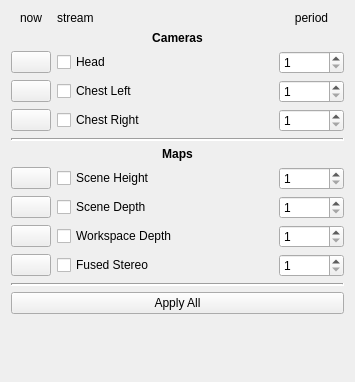
Before: the Qt Designer form src/app/ddSensorDataRequest.ui in RobotLocomotion/director, drawn with Qt 5.
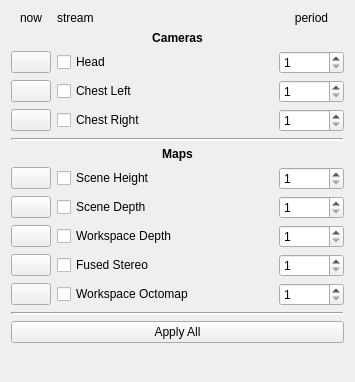
After: the same form once the commit is applied.

Commit message: adding octomap request buttons

Patch:
```diff
--- a/src/app/ddSensorDataRequest.ui
+++ b/src/app/ddSensorDataRequest.ui
@@ -67,6 +67,13 @@
        </property>
       </widget>
      </item>
+     <item row="11" column="0">
+      <widget class="QPushButton" name="mapWorkspaceOctomapButton">
+       <property name="text">
+        <string/>
+       </property>
+      </widget>
+     </item>
      <item row="3" column="1">
       <widget class="QCheckBox" name="camChestLeftCheck">
        <property name="text">
@@ -179,6 +186,23 @@
        </property>
       </widget>
      </item>
+     <item row="11" column="1">
+      <widget class="QCheckBox" name="mapWorkspaceOctomapCheck">
+       <property name="text">
+        <string>Workspace Octomap</string>
+       </property>
+      </widget>
+     </item>
+     <item row="11" column="2">
+      <widget class="QSpinBox" name="mapWorkspaceOctomapSpinner">
+       <property name="minimum">
+        <number>1</number>
+       </property>
+       <property name="maximum">
+        <number>30</number>
+       </property>
+      </widget>
+     </item>
      <item row="5" column="0" colspan="3">
       <widget class="Line" name="line_2">
        <property name="lineWidth">
```
The commit also changes 1 other file.
